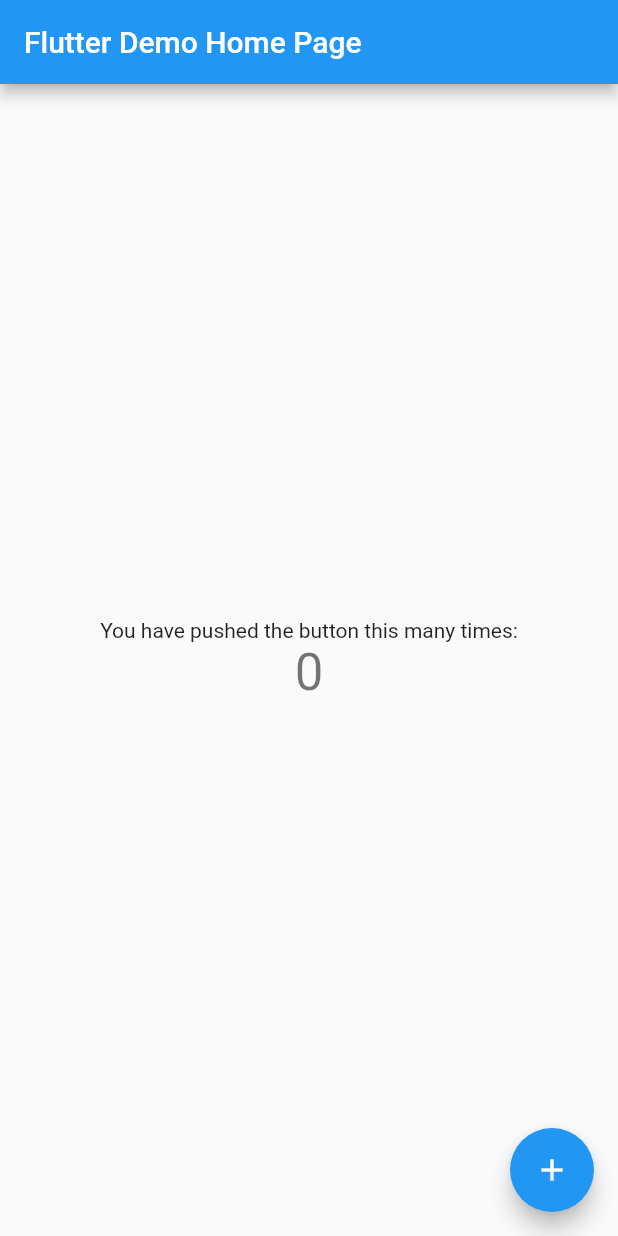
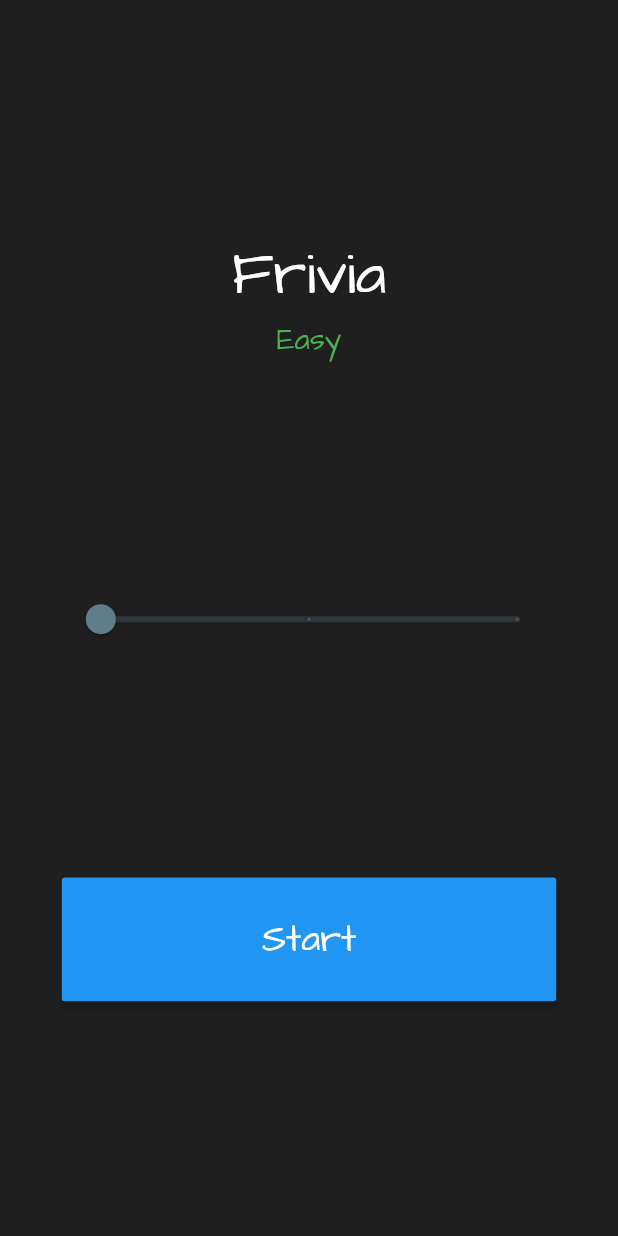
Before and after one commit to iorioluca97/frivia, a Flutter app: the screen it shows after launch, on a phone screen of 412 x 824 dp. Run offline on Flutter 3.47's test engine with Material 2 defaults, Android fonts, the phone set to English and light mode, and no system bars; our stand-ins replace dio.

Commit message:
Frivia app works finegit add .

```diff
--- /dev/null
+++ b/lib/StartGamePage.dart
@@ -0,0 +1,113 @@
+import 'package:flutter/src/foundation/key.dart';
+import 'package:flutter/src/widgets/framework.dart';
+import 'package:flutter/material.dart';
+import 'package:frivia/GamePage.dart';
+import 'package:frivia/providers/gameProvide.dart';
+import 'package:provider/provider.dart';
+
+class StartGamePage extends StatefulWidget {
+  StartGamePage({Key? key}) : super(key: key);
+
+  @override
+  State<StartGamePage> createState() => _StartGamePageState();
+}
+
+class _StartGamePageState extends State<StartGamePage> {
+  double? deviceHeight, deviceWidth;
+  List<String> _difficulty = ["Easy", "Medium", "Hard"];
+  double _currenSliderValue = 0;
+
+  @override
+  Widget build(BuildContext context) {
+    deviceHeight = MediaQuery.of(context).size.height;
+    deviceWidth = MediaQuery.of(context).size.width;
+    return
+        //ChangeNotifierProvider(
+        //  create: (context) => GamePageProvider(
+        //    context: context,
+        //    difficulty: _difficulty,
+        //  ),child:
+        _startUI();
+  }
+
+  Widget _startUI() {
+    return Scaffold(
+      body: SafeArea(
+          child: Container(
+        padding: EdgeInsets.symmetric(
+            horizontal: deviceWidth! * 0.10, vertical: deviceHeight! * 0.10),
+        child: Center(
+          child: Column(
+            mainAxisAlignment: MainAxisAlignment.spaceAround,
+            children: [
+              appTitle(),
+              setDifficulty(),
+              startGame(),
+            ],
+          ),
+        ),
+      )),
+    );
+  }
+
+  Widget appTitle() {
+    return Column(
+      children: [
+        const Text(
+          "Frivia",
+          style: TextStyle(color: Colors.white, fontSize: 40),
+        ),
+        Text(
+          _difficulty[_currenSliderValue.toInt()],
+          style: TextStyle(color: setColorDifficulty(), fontSize: 20),
+        ),
+      ],
+    );
+  }
+
+  Widget setDifficulty() {
+    return Slider(
+        label: "Difficulty",
+        divisions: 2,
+        min: 0,
+        max: 2,
+        value: _currenSliderValue,
+        onChanged: (double value) {
+          setState(() {
+            _currenSliderValue = value;
+            _difficulty[_currenSliderValue.toInt()];
+          });
+        });
+  }
+
+  Widget startGame() {
+    return MaterialButton(
+      color: Colors.blue,
+      minWidth: deviceWidth! * 0.80,
+      height: deviceHeight! * 0.10,
+      onPressed: () {
+        Navigator.of(context)
+            .push(MaterialPageRoute(builder: (BuildContext context) {
+          return GamePage(
+            difficulty: _difficulty[_currenSliderValue.toInt()],
+          );
+        }));
+      },
+      //_pageProvider!.answerQuestion("False")
+      child: const Text(
+        "Start",
+        style: TextStyle(color: Colors.white, fontSize: 25),
+      ),
+    );
+  }
+
+  MaterialColor setColorDifficulty() {
+    if (_difficulty[_currenSliderValue.toInt()] == "Easy") {
+      return Colors.green;
+    } else if (_difficulty[_currenSliderValue.toInt()] == "Hard") {
+      return Colors.red;
+    } else {
+      return Colors.yellow;
+    }
+  }
+}
--- a/lib/main.dart
+++ b/lib/main.dart
@@ -1,115 +1,29 @@
 import 'package:flutter/material.dart';
+import 'package:frivia/StartGamePage.dart';
+import 'GamePage.dart';
 
 void main() {
   runApp(const MyApp());
 }
 
-class MyApp extends StatelessWidget {
+class MyApp extends StatefulWidget {
   const MyApp({Key? key}) : super(key: key);
 
-  // This widget is the root of your application.
+  @override
+  State<MyApp> createState() => _MyAppState();
+}
+
+class _MyAppState extends State<MyApp> {
   @override
   Widget build(BuildContext context) {
     return MaterialApp(
-      title: 'Flutter Demo',
+      debugShowCheckedModeBanner: false,
+      title: "Frivia",
       theme: ThemeData(
-        // This is the theme of your application.
-        //
-        // Try running your application with "flutter run". You'll see the
-        // application has a blue toolbar. Then, without quitting the app, try
-        // changing the primarySwatch below to Colors.green and then invoke
-        // "hot reload" (press "r" in the console where you ran "flutter run",
-        // or simply save your changes to "hot reload" in a Flutter IDE).
-        // Notice that the counter didn't reset back to zero; the application
-        // is not restarted.
-        primarySwatch: Colors.blue,
-      ),
-      home: const MyHomePage(title: 'Flutter Demo Home Page'),
+          fontFamily: "ArchitectsDaughter",
+          scaffoldBackgroundColor: const Color.fromRGBO(31, 31, 31, 1.0),
+          primarySwatch: Colors.blueGrey),
+      home: StartGamePage(),
     );
   }
 }
-
-class MyHomePage extends StatefulWidget {
-  const MyHomePage({Key? key, required this.title}) : super(key: key);
-
-  // This widget is the home page of your application. It is stateful, meaning
-  // that it has a State object (defined below) that contains fields that affect
-  // how it looks.
-
-  // This class is the configuration for the state. It holds the values (in this
-  // case the title) provided by the parent (in this case the App widget) and
-  // used by the build method of the State. Fields in a Widget subclass are
-  // always marked "final".
-
-  final String title;
-
-  @override
-  State<MyHomePage> createState() => _MyHomePageState();
-}
-
-class _MyHomePageState extends State<MyHomePage> {
-  int _counter = 0;
-
-  void _incrementCounter() {
-    setState(() {
-      // This call to setState tells the Flutter framework that something has
-      // changed in this State, which causes it to rerun the build method below
-      // so that the display can reflect the updated values. If we changed
-      // _counter without calling setState(), then the build method would not be
-      // called again, and so nothing would appear to happen.
-      _counter++;
-    });
-  }
-
-  @override
-  Widget build(BuildContext context) {
-    // This method is rerun every time setState is called, for instance as done
-    // by the _incrementCounter method above.
-    //
-    // The Flutter framework has been optimized to make rerunning build methods
-    // fast, so that you can just rebuild anything that needs updating rather
-    // than having to individually change instances of widgets.
-    return Scaffold(
-      appBar: AppBar(
-        // Here we take the value from the MyHomePage object that was created by
-        // the App.build method, and use it to set our appbar title.
-        title: Text(widget.title),
-      ),
-      body: Center(
-        // Center is a layout widget. It takes a single child and positions it
-        // in the middle of the parent.
-        child: Column(
-          // Column is also a layout widget. It takes a list of children and
-          // arranges them vertically. By default, it sizes itself to fit its
-          // children horizontally, and tries to be as tall as its parent.
-          //
-          // Invoke "debug painting" (press "p" in the console, choose the
-          // "Toggle Debug Paint" action from the Flutter Inspector in Android
-          // Studio, or the "Toggle Debug Paint" command in Visual Studio Code)
-          // to see the wireframe for each widget.
-          //
-          // Column has various properties to control how it sizes itself and
-          // how it positions its children. Here we use mainAxisAlignment to
-          // center the children vertically; the main axis here is the vertical
-          // axis because Columns are vertical (the cross axis would be
-          // horizontal).
-          mainAxisAlignment: MainAxisAlignment.center,
-          children: <Widget>[
-            const Text(
-              'You have pushed the button this many times:',
-            ),
-            Text(
-              '$_counter',
-              style: Theme.of(context).textTheme.headline4,
-            ),
-          ],
-        ),
-      ),
-      floatingActionButton: FloatingActionButton(
-        onPressed: _incrementCounter,
-        tooltip: 'Increment',
-        child: const Icon(Icons.add),
-      ), // This trailing comma makes auto-formatting nicer for build methods.
-    );
-  }
-}
```
Also changed, not shown: lib/GamePage.dart (added, +102 -0 lines), lib/providers/gameProvide.dart (added, +95 -0 lines), pubspec.yaml (+10 -5 lines), assets/fonts/ArchitectsDaughter-Regular.ttf (added), pubspec.lock.
